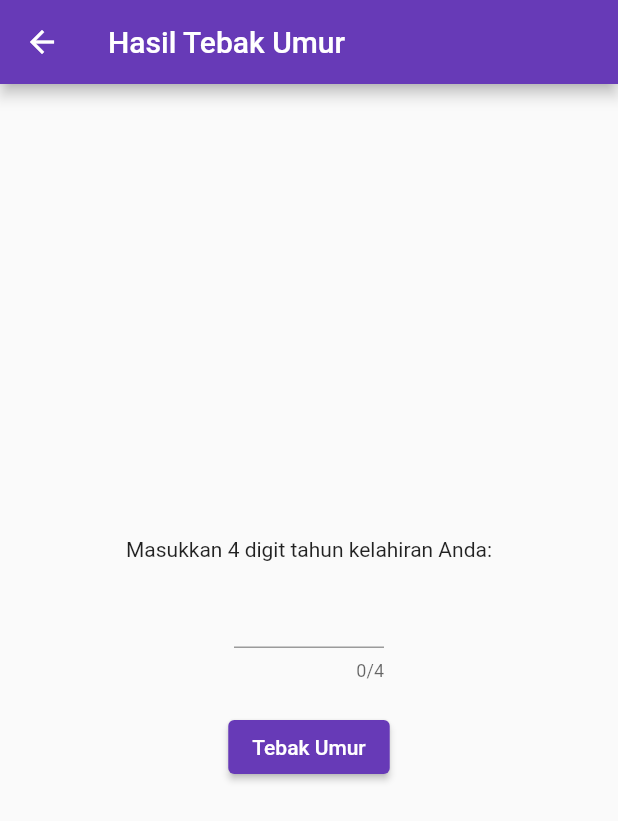
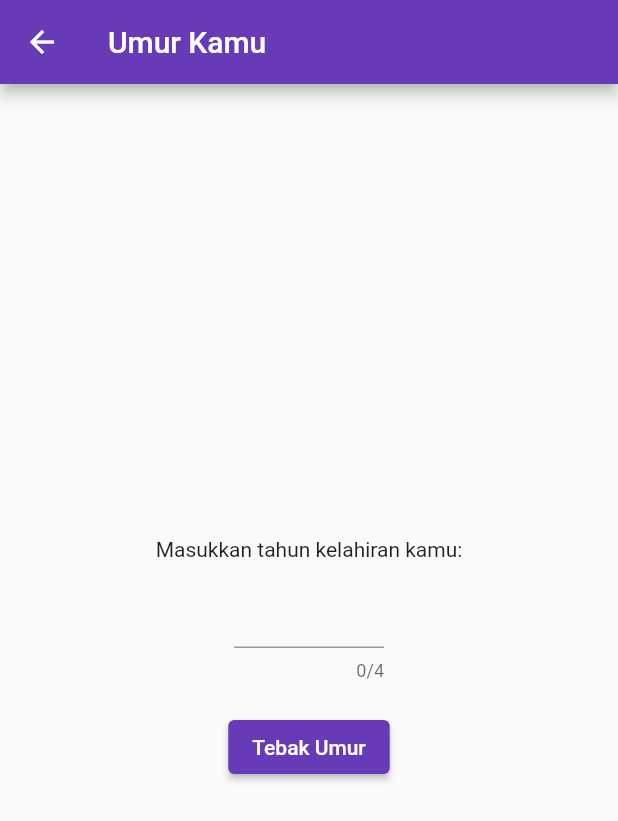
Before and after one commit to theby-plg/lifespan-counter, a Flutter app: the HasilTebakUmurPage screen opened directly with empty values, on a phone screen of 412 x 824 dp. Shown: the top 821 px of the screen. Run offline on Flutter 3.47's test engine with Material 2 defaults, Android fonts, the phone set to English and light mode, and no system bars.

Commit message:
edit text asiltebakumur.dart

```diff
--- a/lib/hasiltebakumur.dart
+++ b/lib/hasiltebakumur.dart
@@ -21,12 +21,12 @@ class _HasilTebakUmurPageState extends State<HasilTebakUmurPage> {
   @override
   Widget build(BuildContext context) {
     return Scaffold(
-      appBar: AppBar(title: Text('Hasil Tebak Umur')),
+      appBar: AppBar(title: Text('Umur Kamu')),
       body: Center(
         child: Column(
           mainAxisAlignment: MainAxisAlignment.center,
           children: [
-            Text('Masukkan 4 digit tahun kelahiran Anda:'),
+            Text('Masukkan tahun kelahiran kamu:'),
             SizedBox(height: 10),
             Container(
               width: 100,
@@ -48,7 +48,7 @@ class _HasilTebakUmurPageState extends State<HasilTebakUmurPage> {
                   context: context,
                   builder: (context) {
                     return AlertDialog(
-                      content: Text('Umur Anda Sekarang: $_hasilAkhir'),
+                      content: Text('Umur kamu Sekarang: $_hasilAkhir'),
                       actions: [
                         TextButton(
                           onPressed: () {
```
